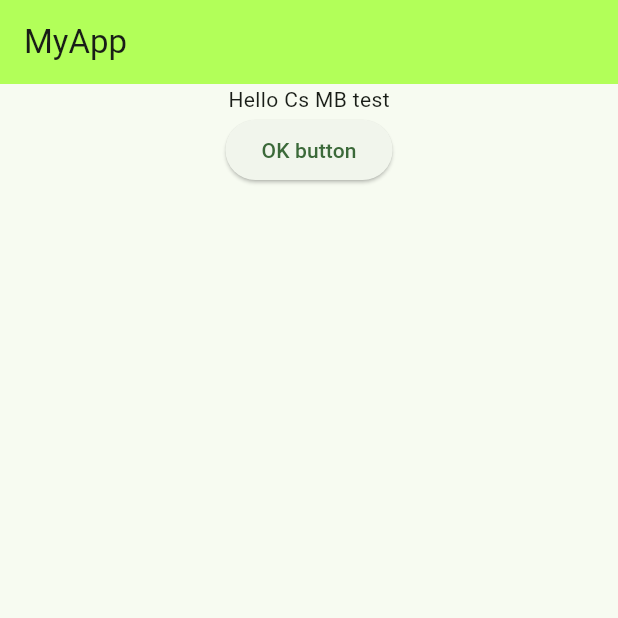
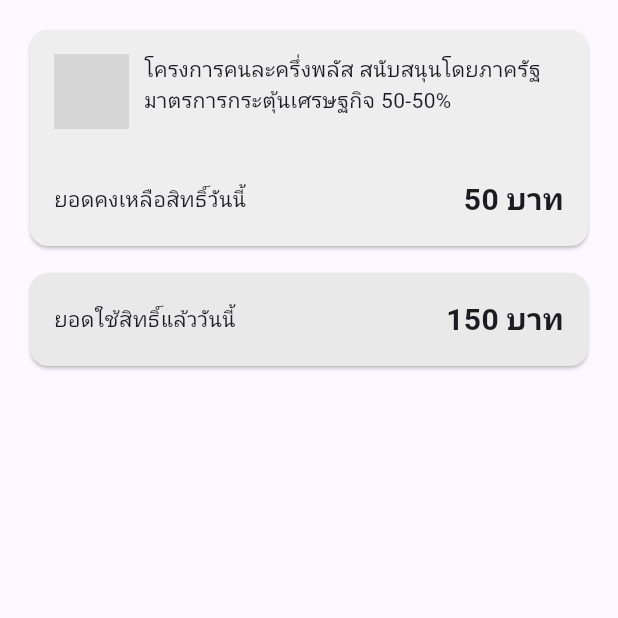
Before and after one commit to TaanTanode/Mobile-Web-Application, a Flutter app: the screen it shows after launch, on a phone screen of 412 x 824 dp, the top half of it. Run offline on Flutter 3.47's test engine with Material 3 defaults, Android fonts, the phone set to English and light mode, and no system bars; network calls fail; grey boxes are pictures that could not be loaded.

Commit message:
new complete 24/12

```diff
--- a/lib/main.dart
+++ b/lib/main.dart
@@ -10,30 +10,105 @@ class MyApp extends StatelessWidget {
   @override
   Widget build(BuildContext context) {
     return MaterialApp(
+      debugShowCheckedModeBanner: false,
       theme: ThemeData(
-          colorScheme: ColorScheme.fromSeed(seedColor: Colors.green),
-          useMaterial3: true,
-          appBarTheme: const AppBarTheme(color: Colors.lightGreenAccent)),
+        colorScheme: ColorScheme.fromSeed(
+            seedColor: const Color.fromARGB(255, 23, 7, 255)),
+        useMaterial3: true,
+        appBarTheme: const AppBarTheme(
+          color: Color.fromARGB(255, 79, 111, 255),
+        ),
+      ),
       home: Scaffold(
-        appBar: AppBar(
-          title: Text('MyApp'),
-        ),
-        body: Center(
+        body: SingleChildScrollView(
+          padding: const EdgeInsets.all(16.0),
           child: Column(
             children: [
-              Text(
-                'Hello Cs MB test',
+              Card(
+                color: Colors.grey[200],
+                child: Column(
+                  children: [
+                    Padding(
+                      padding: const EdgeInsets.all(16.0),
+                      child: Row(
+                        crossAxisAlignment: CrossAxisAlignment.start,
+                        children: [
+                          Image.network(
+                            'https://img.pikbest.com/png-images/qiantu/hand-drawn-cartoon-cute-child-little-girl-half-body-decorative-pattern_2616393.png!sw800',
+                            height: 50,
+                            width: 50,
+                            fit: BoxFit.cover,
+                          ),
+                          const SizedBox(width: 10),
+                          const Expanded(
+                            child: Column(
+                              crossAxisAlignment: CrossAxisAlignment.start,
+                              children: [
+                                Text(
+                                  'โครงการคนละครึ่งพลัส สนับสนุนโดยภาครัฐ มาตรการกระตุ้นเศรษฐกิจ 50-50%',
+                                  style: TextStyle(fontSize: 14),
+                                ),
+                              ],
+                            ),
+                          ),
+                        ],
+                      ),
+                    ),
+                    const Padding(
+                      padding: EdgeInsets.all(16.0),
+                      child: Row(
+                        children: [
+                          Expanded(
+                            child: Row(
+                              mainAxisAlignment: MainAxisAlignment.spaceBetween,
+                              children: [
+                                Text(
+                                  'ยอดคงเหลือสิทธิ์วันนี้',
+                                  style: TextStyle(fontSize: 14),
+                                ),
+                                Text(
+                                  '50 บาท',
+                                  style: TextStyle(
+                                      fontSize: 20,
+                                      fontWeight: FontWeight.bold),
+                                ),
+                              ],
+                            ),
+                          ),
+                        ],
+                      ),
+                    ),
+                  ],
+                ),
               ),
-              ElevatedButton(
-                  onPressed: () {
-                    debugPrint("btn pressed");
-                  },
-                  child: Text(
-                    "OK button",
-                  ))
-              // Text(
-              //   'MB test',
-              // ),
+              const SizedBox(height: 10),
+              const Card(
+                color: Color.fromARGB(255, 233, 233, 233),
+                child: Padding(
+                  padding: EdgeInsets.all(16.0),
+                  child: Row(
+                        children: [
+                          Expanded(
+                            child: Row(
+                              mainAxisAlignment: MainAxisAlignment.spaceBetween,
+                              children: [
+                                Text(
+                                  'ยอดใช้สิทธิ์แล้ววันนี้',
+                                  style: TextStyle(fontSize: 14),
+                                ),
+                                Text(
+                                  '150 บาท',
+                                  style: TextStyle(
+                                      fontSize: 20,
+                                      fontWeight: FontWeight.bold),
+                                ),
+                              ],
+                            ),
+                          ),
+                        ],
+                      ),
+                ),
+              ),
             ],
           ),
         ),
```
